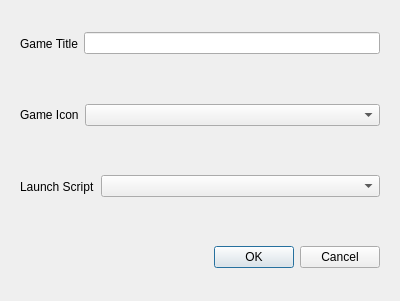
The window that UI/add_new_game_dialogue.ui (TRACTOR-MAN/Pretty_Game_Launcher) describes before a commit, drawn with Qt 5.
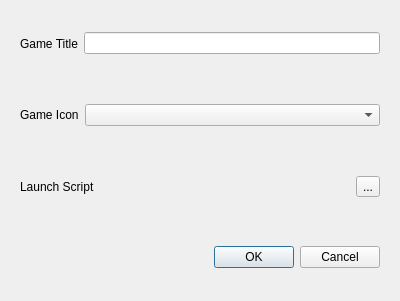
The same window after the commit.

Commit message: * Got a file dialog to show when clicking the tool button

Diff of the .ui file:
```diff
--- a/UI/add_new_game_dialogue.ui
+++ b/UI/add_new_game_dialogue.ui
@@ -70,12 +70,9 @@
        </widget>
       </item>
       <item>
-       <widget class="QComboBox" name="comboBox_2">
-        <property name="sizePolicy">
-         <sizepolicy hsizetype="Preferred" vsizetype="Fixed">
-          <horstretch>3</horstretch>
-          <verstretch>0</verstretch>
-         </sizepolicy>
+       <widget class="QToolButton" name="toolButton">
+        <property name="text">
+         <string>...</string>
         </property>
        </widget>
       </item>
```
Left out of the diff: 51 changed lines with no effect on the pictures. The commit also changes 10 other files.
